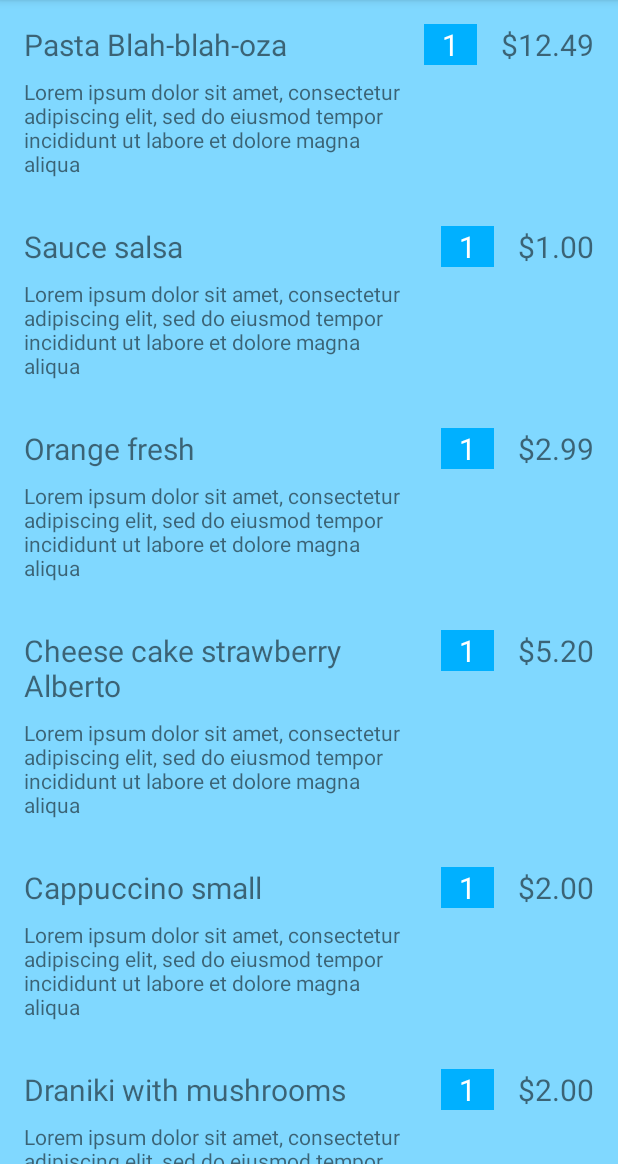
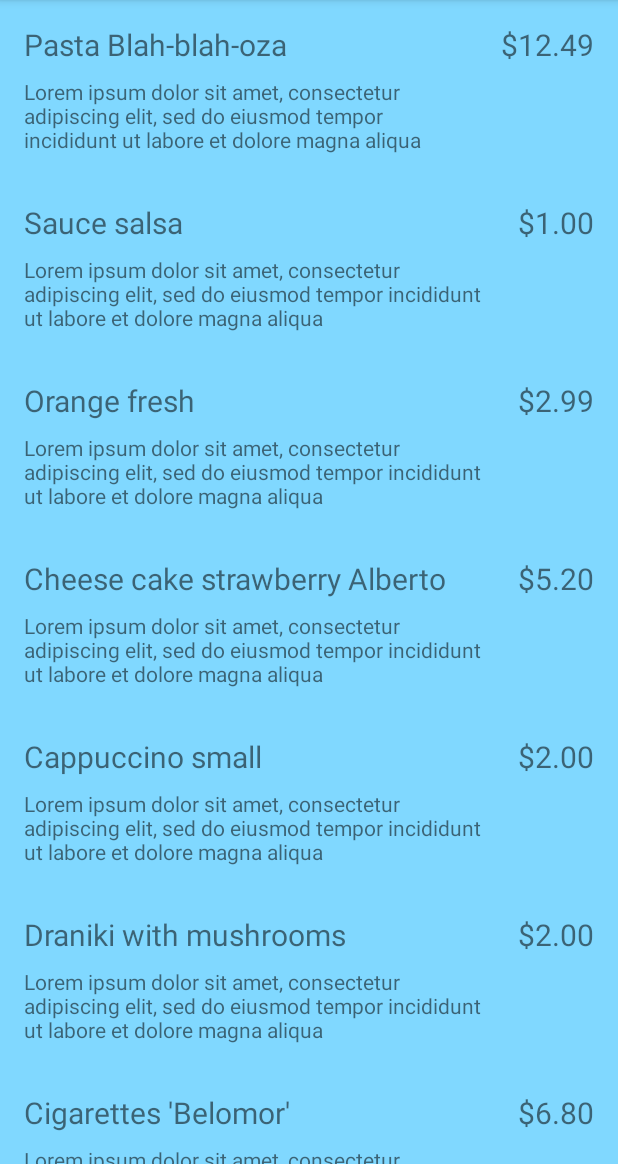
Before and after one commit to offvanHooijdonk/caffee-nts-android, an Android app: the fragment AddDishDialogFragment placed in its activity, on a phone screen of 412 x 824 dp, the part 72-1236 px from its top. Run offline under Robolectric (Android 15) with nearby library versions, the phone set to English and light mode, and no system bars; our stand-ins replace ButterKnife; 1 statement that could not run was skipped.

```diff
--- /dev/null
+++ b/app/src/main/java/by/nts/cafe/app/presentation/presenter/tables/TablePresenter.java
@@ -0,0 +1,4 @@
+package by.nts.cafe.app.presentation.presenter.tables;
+
+public class TablePresenter {
+}
--- /dev/null
+++ b/app/src/main/java/by/nts/cafe/app/presentation/presenter/tables/menu/AddDishPresenter.java
@@ -0,0 +1,4 @@
+package by.nts.cafe.app.presentation.presenter.tables.menu;
+
+public class AddDishPresenter {
+}
--- /dev/null
+++ b/app/src/main/java/by/nts/cafe/app/presentation/presenter/tables/order/OrderPresenter.java
@@ -0,0 +1,4 @@
+package by.nts.cafe.app.presentation.presenter.tables.order;
+
+public class OrderPresenter {
+}
--- a/app/src/main/java/by/nts/cafe/app/presentation/ui/tables/order/AddDishDialog.java
+++ b/app/src/main/java/by/nts/cafe/app/presentation/ui/tables/menu/AddDishDialogFragment.java
@@ -1,7 +1,8 @@
-package by.nts.cafe.app.presentation.ui.tables.order;
+package by.nts.cafe.app.presentation.ui.tables.menu;
 
 import android.os.Bundle;
 import android.support.annotation.Nullable;
+import android.support.design.widget.FloatingActionButton;
 import android.support.design.widget.TabLayout;
 import android.support.v4.app.DialogFragment;
 import android.support.v4.app.Fragment;
@@ -11,14 +12,18 @@ import android.view.LayoutInflater;
 import android.view.View;
 import android.view.ViewGroup;
 import android.view.WindowManager;
+import android.widget.ImageButton;
 import android.widget.TextView;
 
 import butterknife.BindView;
 import butterknife.ButterKnife;
+import butterknife.OnClick;
 import by.nts.cafe.app.R;
 import by.nts.cafe.app.model.DishModel;
 
-public class AddDishDialog extends DialogFragment implements MenuFragment.OnDishSelectedListener {
+public class AddDishDialogFragment extends DialogFragment implements MenuFragment.OnDishSelectedListener {
+
+    //region Declarations
     @BindView(R.id.tabs)
     TabLayout tabLayout;
     @BindView(R.id.viewPager)
@@ -27,6 +32,15 @@ public class AddDishDialog extends DialogFragment implements MenuFragment.OnDish
     View blockAmount;
     @BindView(R.id.txtDishName)
     TextView txtDishName;
+    @BindView(R.id.btnPlus)
+    ImageButton btnPlus;
+    @BindView(R.id.btnMinus)
+    ImageButton btnMinus;
+    @BindView(R.id.fabAddDish)
+    FloatingActionButton fabAddDish;
+
+    private DishModel dishSelected;
+    //endregion
 
     @Override
     public void onCreate(@Nullable Bundle savedInstanceState) {
@@ -81,8 +95,16 @@ public class AddDishDialog extends DialogFragment implements MenuFragment.OnDish
         }
     }
 
+    @OnClick(R.id.fabAddDish)
+    protected void addDishToOrder() {
+        // todo call for presenter
+
+        dishSelected = null; // call when saved and hide the block
+    }
+
     @Override
     public void onDishSelect(DishModel dishModel) {
+        dishSelected = dishModel;
         blockAmount.setVisibility(View.VISIBLE);
         txtDishName.setText(dishModel.getName());
     }
--- a/app/src/main/java/by/nts/cafe/app/presentation/ui/tables/order/MenuAdapter.java
+++ b/app/src/main/java/by/nts/cafe/app/presentation/ui/tables/menu/MenuAdapter.java
@@ -1,4 +1,4 @@
-package by.nts.cafe.app.presentation.ui.tables.order;
+package by.nts.cafe.app.presentation.ui.tables.menu;
 
 import android.content.Context;
 import android.support.annotation.NonNull;
@@ -46,7 +46,6 @@ public class MenuAdapter extends RecyclerView.Adapter<MenuAdapter.ViewHolder> {
         vh.txtDishName.setText(dish.getName());
         vh.txtDishDescription.setText(dish.getDescription());
         vh.txtDishPrice.setText(NumberFormat.getCurrencyInstance().format(dish.getPrice()));
-        vh.txtAmount.setText("1");
 
         vh.root.setSelected(lastCheckedPosition == position);
 
@@ -71,8 +70,6 @@ public class MenuAdapter extends RecyclerView.Adapter<MenuAdapter.ViewHolder> {
         TextView txtDishPrice;
         @BindView(R.id.txtDishDescription)
         TextView txtDishDescription;
-        @BindView(R.id.txtAmount)
-        TextView txtAmount;
 
         public ViewHolder(View itemView) {
             super(itemView);
--- a/app/src/main/java/by/nts/cafe/app/presentation/ui/tables/order/MenuFragment.java
+++ b/app/src/main/java/by/nts/cafe/app/presentation/ui/tables/menu/MenuFragment.java
@@ -1,4 +1,4 @@
-package by.nts.cafe.app.presentation.ui.tables.order;
+package by.nts.cafe.app.presentation.ui.tables.menu;
 
 import android.os.Bundle;
 import android.support.annotation.Nullable;
--- a/app/src/main/java/by/nts/cafe/app/presentation/ui/tables/order/AddDishFragment.java
+++ /dev/null
@@ -1,39 +0,0 @@
-package by.nts.cafe.app.presentation.ui.tables.order;
-
-import android.os.Bundle;
-import android.support.annotation.Nullable;
-import android.support.design.widget.TabLayout;
-import android.support.v4.app.Fragment;
-import android.support.v4.view.ViewPager;
-import android.view.LayoutInflater;
-import android.view.View;
-import android.view.ViewGroup;
-import android.widget.TextView;
-
-import butterknife.BindView;
-import butterknife.ButterKnife;
-import by.nts.cafe.app.R;
-
-public class AddDishFragment extends Fragment {
-
-    @BindView(R.id.tabs)
-    TabLayout tabLayout;
-    @BindView(R.id.viewPager)
-    ViewPager viewPager;
-    @BindView(R.id.blockAmount)
-    View blockAmount;
-    @BindView(R.id.txtDishName)
-    TextView txtDishName;
-
-    @Nullable
-    @Override
-    public View onCreateView(LayoutInflater inflater, @Nullable ViewGroup container, @Nullable Bundle savedInstanceState) {
-        return inflater.inflate(R.layout.frag_menu_pick, container, false);
-    }
-
-    @Override
-    public void onViewCreated(View v, @Nullable Bundle savedInstanceState) {
-
-        ButterKnife.bind(this, v);
-    }
-}
--- a/app/src/main/java/by/nts/cafe/app/presentation/ui/tables/order/OrderAdapter.java
+++ b/app/src/main/java/by/nts/cafe/app/presentation/ui/tables/order/OrderAdapter.java
@@ -37,7 +37,6 @@ public class OrderAdapter extends RecyclerView.Adapter<OrderAdapter.ViewHolder>
         DishModel dish = dishList.get(position);
 
         vh.txtDishName.setText(dish.getName());
-        vh.txtDishDescription.setText(dish.getDescription());
         vh.txtDishPrice.setText(NumberFormat.getCurrencyInstance().format(dish.getPrice()));
         vh.txtAmount.setText("1");
     }
@@ -52,8 +51,6 @@ public class OrderAdapter extends RecyclerView.Adapter<OrderAdapter.ViewHolder>
         TextView txtDishName;
         @BindView(R.id.txtDishPrice)
         TextView txtDishPrice;
-        @BindView(R.id.txtDishDescription)
-        TextView txtDishDescription;
         @BindView(R.id.txtAmount)
         TextView txtAmount;
 
--- a/app/src/main/java/by/nts/cafe/app/presentation/ui/tables/order/OrderFragment.java
+++ b/app/src/main/java/by/nts/cafe/app/presentation/ui/tables/order/OrderFragment.java
@@ -26,8 +26,6 @@ public class OrderFragment extends Fragment {
     RecyclerView rvOrder;
     @BindView(R.id.txtEmpty)
     TextView txtEmpty;
-    /*@BindView(R.id.btnAddDish)
-    Button btnAddDish;*/
 
     private List<DishModel> dishList = new ArrayList<>();
     private OrderAdapter adapter;
@@ -51,16 +49,6 @@ public class OrderFragment extends Fragment {
         onOrderLoaded();
     }
 
-    //@OnClick(R.id.fabAddDish)
-/*    @OnClick(R.id.btnAddDish)
-    public void onAddClick(View v) {
-        //new AddDishDialog().show(getFragmentManager(), TAG_DIALOG_MENU);
-        if (getActivity() instanceof ITableView) {
-            ((ITableView) getActivity()).onMenuRequested(true);
-            v.setVisibility(View.GONE);
-        }
-    }*/
-
     private void onOrderLoaded() {
         iniData();
         txtEmpty.setVisibility(dishList.isEmpty() ? View.VISIBLE : View.GONE);
--- a/app/src/main/res/layout/activity_table.xml
+++ b/app/src/main/res/layout/activity_table.xml
@@ -92,7 +92,7 @@
 
             <fragment
                 android:id="@+id/fragMenu"
-                class="by.nts.cafe.app.presentation.ui.tables.order.AddDishDialog"
+                class="by.nts.cafe.app.presentation.ui.tables.menu.AddDishDialogFragment"
                 android:layout_width="match_parent"
                 android:layout_height="match_parent" />
         </FrameLayout>
--- a/app/src/main/res/layout/dialog_dish_add.xml
+++ b/app/src/main/res/layout/dialog_dish_add.xml
@@ -63,28 +63,31 @@
             android:id="@+id/inputAmount"
             android:layout_width="56dp"
             android:layout_height="wrap_content"
-            android:hint="amount"
+            android:hint="@string/hint_dish_amount"
             android:inputType="number"
-            android:text="2"
+            android:text="@string/fish_dish_amount"
             android:textSize="32sp" />
 
         <ImageButton
+            android:id="@+id/btnPlus"
             style="@style/Widget.AppCompat.Button.Borderless.Colored"
             android:layout_width="wrap_content"
             android:layout_height="wrap_content"
             android:layout_marginStart="16dp"
-            android:tint="@color/colorAccent"
-            android:src="@drawable/ic_add_24" />
+            android:src="@drawable/ic_add_24"
+            android:tint="@color/colorAccent" />
 
         <ImageButton
+            android:id="@+id/btnMinus"
             style="@style/Widget.AppCompat.Button.Borderless.Colored"
             android:layout_width="wrap_content"
             android:layout_height="wrap_content"
             android:layout_marginStart="4dp"
-            android:tint="@color/colorAccent"
-            android:src="@drawable/ic_remove_24" />
+            android:src="@drawable/ic_remove_24"
+            android:tint="@color/colorAccent" />
 
         <android.support.design.widget.FloatingActionButton
+            android:id="@+id/fabAddDish"
             android:layout_width="wrap_content"
             android:layout_height="wrap_content"
             android:layout_marginEnd="4dp"
@@ -93,37 +96,4 @@
             app:fabSize="mini" />
     </LinearLayout>
 
-    <!--<View
-        android:layout_width="match_parent"
-        android:layout_height="1dp"
-        android:layout_above="@id/blockButtons"
-        android:background="@color/colorAccent" />
-
-    <LinearLayout
-        android:id="@+id/blockButtons"
-        android:layout_width="match_parent"
-        android:layout_height="wrap_content"
-        android:layout_alignParentBottom="true"
-        android:gravity="end"
-        android:orientation="horizontal"
-        android:paddingBottom="@dimen/item_padding_v"
-        android:paddingEnd="@dimen/item_padding_h"
-        android:paddingStart="@dimen/item_padding_h"
-        android:paddingTop="@dimen/item_padding_v">
-
-        <Button
-            android:id="@+id/btnNegative"
-            style="@style/Widget.AppCompat.Button.Borderless.Colored"
-            android:layout_width="wrap_content"
-            android:layout_height="wrap_content"
-            android:text="@android:string/cancel" />
-
-        <Button
-            android:id="@+id/btnPositive"
-            style="@style/Widget.AppCompat.Button.Borderless.Colored"
-            android:layout_width="wrap_content"
-            android:layout_height="wrap_content"
-            android:text="@android:string/ok" />
-    </LinearLayout>-->
-
 </RelativeLayout>
--- a/app/src/main/res/layout/item_dish_add.xml
+++ b/app/src/main/res/layout/item_dish_add.xml
@@ -13,22 +13,9 @@
         android:id="@+id/txtDishName"
         android:layout_width="match_parent"
         android:layout_height="wrap_content"
-        android:layout_toStartOf="@id/txtAmount"
+        android:layout_toStartOf="@id/txtDishPrice"
         android:layout_marginEnd="@dimen/item_padding_h"
         android:text="@string/fish_dish_name"
-        android:textSize="20sp" />
-
-    <TextView
-        android:id="@+id/txtAmount"
-        android:layout_width="wrap_content"
-        android:layout_height="wrap_content"
-        android:layout_toStartOf="@id/txtDishPrice"
-        android:layout_marginEnd="@dimen/item_padding_h"
-        android:background="@color/colorAccent"
-        android:paddingEnd="12dp"
-        android:paddingStart="12dp"
-        android:text="1"
-        android:textColor="@color/md_white_1000"
         android:textSize="20sp" />
 
     <TextView
--- a/app/src/main/res/layout/item_dish_in_order.xml
+++ b/app/src/main/res/layout/item_dish_in_order.xml
@@ -38,11 +38,4 @@
         android:text="@string/fish_price"
         android:textSize="20sp" />
 
-    <TextView
-        android:layout_marginTop="8dp"
-        android:id="@+id/txtDishDescription"
-        android:layout_width="match_parent"
-        android:layout_height="wrap_content"
-        android:layout_below="@id/txtDishName"
-        android:text="@string/fish_dish_descr"/>
 </RelativeLayout>
--- a/app/src/main/res/values/strings.xml
+++ b/app/src/main/res/values/strings.xml
@@ -33,5 +33,7 @@
     <string name="table_summ_total">Total</string>
     <string name="fish_total_with_discount">74.50</string>
     <string name="order_empty">Order Empty</string>
+    <string name="fish_dish_amount">2</string>
+    <string name="hint_dish_amount">Amount</string>
 
 </resources>
```
